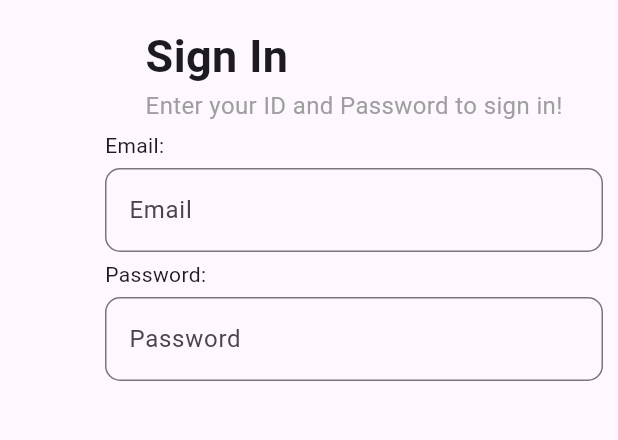
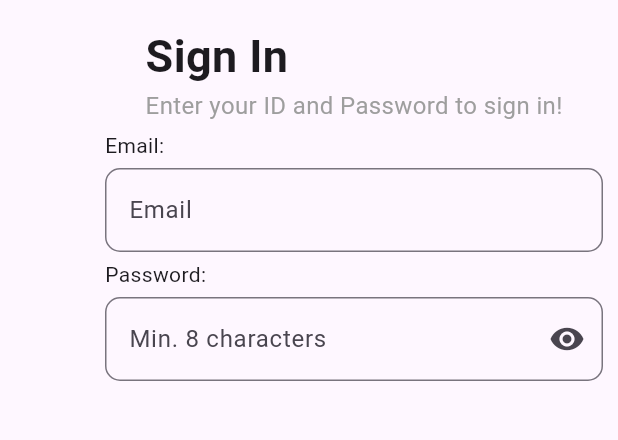
Before and after one commit to Reeptto/uts_mp_ari_ap, a Flutter app: the screen it shows after launch, on a phone screen of 412 x 824 dp, the part 204-644 px from its top. Run offline on Flutter 3.47's test engine with Material 3 defaults, Android fonts, the phone set to English and light mode, and no system bars; statements that could not run were skipped.

Commit message:
Masih Membuat Form

```diff
--- a/lib/UTS/login.dart
+++ b/lib/UTS/login.dart
@@ -1,8 +1,15 @@
 import 'package:flutter/material.dart';
 
-class LoginPage extends StatelessWidget {
+class LoginPage extends StatefulWidget {
   const LoginPage({super.key});
 
+  @override
+  State<LoginPage> createState() => _LoginPageState();
+}
+
+class _LoginPageState extends State<LoginPage> {
+  bool _showPassword = true;
+  final TextEditingController _passwordController = TextEditingController();
   @override
   Widget build(BuildContext context) {
     return Scaffold(
@@ -76,7 +83,7 @@ class LoginPage extends StatelessWidget {
               ),
             ),
             Container(
-
+              width: 400,
               child: SizedBox(
 
                 height: 30,
@@ -101,7 +108,7 @@ class LoginPage extends StatelessWidget {
                 )
               ),
               SizedBox(
-
+              width: 400,
               height: 30,
               child: Row(
                 children: [
@@ -113,12 +120,24 @@ class LoginPage extends StatelessWidget {
                 width: 400,
                 child: Container(
                   child: TextField(
-                  decoration: InputDecoration(
-                    labelText: 'Password',
-                    border: OutlineInputBorder(
-                      borderRadius: BorderRadius.circular(10),
+                    controller: ,
+                    obscureText: _showPassword,
+                    decoration: InputDecoration(
+                      labelText: 'Min. 8 characters',
+                      border: OutlineInputBorder(
+                        borderRadius: BorderRadius.circular(10),
+                      ),
+                      suffixIcon: IconButton(
+                        onPressed: () {
+                          (() {
+                            _showPassword = !_showPassword;
+                          });
+                        },
+                        icon: Icon(_showPassword
+                      ? Icons.remove_red_eye : Icons.visibility_off_outlined
+                      )
+                      ),
                     ),
-                  ),
                 ),
                 )
               ),
```
